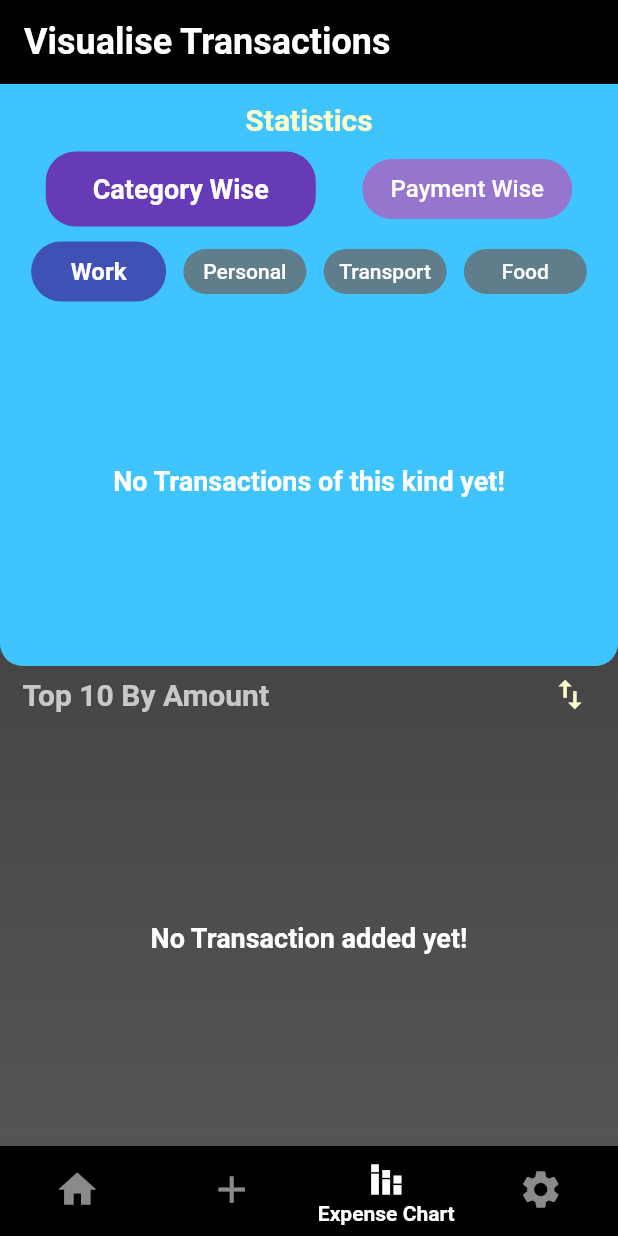
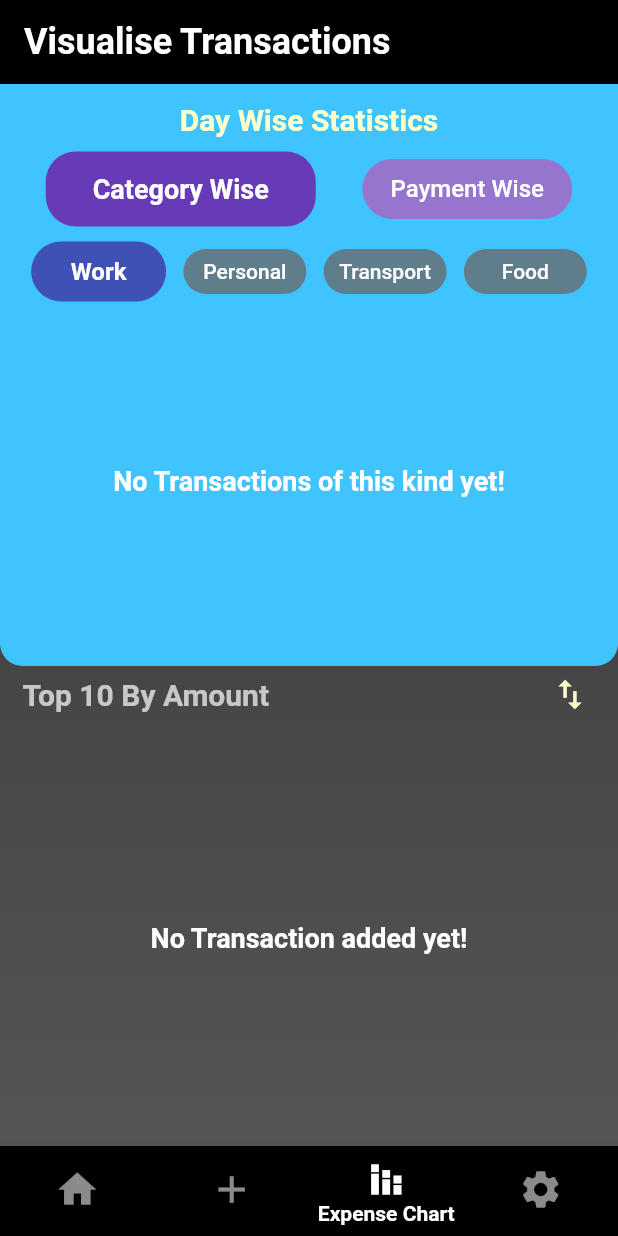
Before and after one commit to rohan2411mitra/Track-Expenses-Project, a Flutter app: the screen it shows once a user with an empty profile is signed in, item 3 of the bottom bar chosen, on a phone screen of 412 x 824 dp. Run offline on Flutter 3.47's test engine with Material 2 defaults, Android fonts, the phone set to English and light mode, and no system bars; our stand-ins replace cloud_firestore, email_validator, firebase_auth, firebase_core, firebase_storage, image_picker and 1 more; accounts and stored records are empty.

Commit message:
Fixed Charts

```diff
--- a/lib/reusable_widgets/chart.dart
+++ b/lib/reusable_widgets/chart.dart
@@ -26,6 +26,7 @@ class _ChartState extends State<Chart> {
     return StreamBuilder(
         stream: expensesRef
             .where(widget.method, isEqualTo: widget.sortBy)
+            .orderBy("Date", descending: false)
             .snapshots(),
         builder: (context, snapshot) {
           if (snapshot.hasError) {
@@ -56,39 +57,38 @@ class _ChartState extends State<Chart> {
               for (var doc in transactions.docs) {
                 if (doc['Payment_Type'] == "Income") {
                   income.add(ExpensesData(
-                      DateFormat('dd/MM/yy')
-                          .format(doc['Date'].toDate().toLocal()),
-                      doc['Amount']));
+                      doc['Date'].toDate().toLocal(), doc['Amount']));
                 } else {
                   expenses.add(ExpensesData(
-                      DateFormat('dd/MM/yy')
-                          .format(doc['Date'].toDate().toLocal()),
-                      doc['Amount']));
+                      doc['Date'].toDate().toLocal(), doc['Amount']));
                 }
               }
-              expenses.sort((a, b) => a.date.compareTo(b.date));
-              income.sort((a, b) => a.date.compareTo(b.date));
 
               return Padding(
-                padding: const EdgeInsets.symmetric(horizontal: 15),
+                padding: const EdgeInsets.symmetric(horizontal: 8),
                 child: SizedBox(
                   width: double.infinity,
                   height: 220,
                   child: SfCartesianChart(
-                    margin: const EdgeInsets.fromLTRB(2, 6, 2, 0),
-                    backgroundColor: Colors.white,
-                    primaryXAxis: CategoryAxis(
-                        title: AxisTitle(
-                            text: "Date",
-                            textStyle: const TextStyle(
-                                fontSize: 10, fontWeight: FontWeight.bold))),
+                    margin: const EdgeInsets.symmetric(horizontal: 2),
+                    backgroundColor: Colors.white70,
+                    borderColor: Colors.black,
+                    borderWidth: 1.4,
+                    primaryXAxis: DateTimeAxis(
+                        rangePadding: ChartRangePadding.round,
+                        majorGridLines:
+                            const MajorGridLines(color: Colors.blueGrey),
+                        maximumLabels: 2,
+                        dateFormat: DateFormat('dd, MMM, yy'),
+                        desiredIntervals: 5,
+                        edgeLabelPlacement: EdgeLabelPlacement.shift),
                     primaryYAxis: NumericAxis(
-                        title: AxisTitle(
-                            text: "Amount ( In \u{20B9} )",
-                            textStyle: const TextStyle(
-                                fontSize: 10, fontWeight: FontWeight.bold))),
-                    series: <LineSeries<ExpensesData, String>>[
-                      LineSeries<ExpensesData, String>(
+                        rangePadding: ChartRangePadding.auto,
+                        majorGridLines:
+                            const MajorGridLines(color: Colors.blueGrey),
+                        labelFormat: '\u{20B9} {value}'),
+                    series: <LineSeries<ExpensesData, DateTime>>[
+                      LineSeries<ExpensesData, DateTime>(
                         name: 'Income',
                         color: Colors.green,
                         width: 3,
@@ -101,7 +101,7 @@ class _ChartState extends State<Chart> {
                                 .greenAccent // set this to 'true' to hide the marker
                             ),
                       ),
-                      LineSeries<ExpensesData, String>(
+                      LineSeries<ExpensesData, DateTime>(
                         name: 'Expenses',
                         color: Colors.red,
                         width: 3,
@@ -134,6 +134,6 @@ class _ChartState extends State<Chart> {
 
 class ExpensesData {
   ExpensesData(this.date, this.amount);
-  String date;
+  DateTime date;
   double amount;
 }
--- a/lib/screens/Pages/showtransactions.dart
+++ b/lib/screens/Pages/showtransactions.dart
@@ -53,7 +53,7 @@ class _ShowExpensesState extends State<ShowExpenses> {
                     height: 12,
                   ),
                   const Text(
-                    'Statistics',
+                    'Day Wise Statistics',
                     style: TextStyle(
                         color: Color(0xFFFFFFCC),
                         fontSize: 20,
@@ -125,7 +125,9 @@ class _ShowExpensesState extends State<ShowExpenses> {
                       mainAxisAlignment: MainAxisAlignment.spaceBetween,
                       children: [
                         Text(
-                          (_descending) ? 'Top 10 By Amount' : "Bottom 10 By Amount",
+                          (_descending)
+                              ? 'Top 10 By Amount'
+                              : "Bottom 10 By Amount",
                           style: const TextStyle(
                               fontWeight: FontWeight.w600,
                               fontSize: 20,
--- a/lib/screens/home_screen.dart
+++ b/lib/screens/home_screen.dart
@@ -39,7 +39,7 @@ class _HomeScreenState extends State<HomeScreen> {
           elevation: 0,
           title: Text(
             pages[_selectedIndex],
-            style: TextStyle(fontSize: 24, fontWeight: FontWeight.bold),
+            style: const TextStyle(fontSize: 24, fontWeight: FontWeight.bold),
           ),
         ),
         bottomNavigationBar: BottomNavigationBar(
--- a/lib/screens/signin_screen.dart
+++ b/lib/screens/signin_screen.dart
@@ -77,7 +77,8 @@ class _SignInScreenState extends State<SignInScreen> {
                               email: _emailTextController.text.trim(),
                               password: _passwordTextController.text.trim())
                           .then((value) {
-                        snackBar(context, "User Logged In Successfully!", "green");
+                        snackBar(
+                            context, "User Logged In Successfully!", "green");
                         Navigator.push(
                             context,
                             MaterialPageRoute(
@@ -86,7 +87,8 @@ class _SignInScreenState extends State<SignInScreen> {
                         String errorMessage = error.toString().split(']').last;
                         snackBar(context, errorMessage, "red");
                         print("Error ${error.toString()}");
-                        Navigator.of(context).popUntil((route) => route.isFirst);
+                        Navigator.of(context)
+                            .popUntil((route) => route.isFirst);
                       });
                     }),
                     GestureDetector(
--- a/lib/screens/signup_screen.dart
+++ b/lib/screens/signup_screen.dart
@@ -98,7 +98,8 @@ class _SignUpScreenState extends State<SignUpScreen> {
                             'joiningDate': DateTime.now(),
                           };
                           userPayRef.set(data).then((value) {
-                            snackBar(context, "User Created Successfully", "green");
+                            snackBar(
+                                context, "User Created Successfully", "green");
                             print("Created New Account");
                             Navigator.push(
                                 context,
@@ -114,7 +115,8 @@ class _SignUpScreenState extends State<SignUpScreen> {
                         String errorMessage = error.toString().split(']').last;
                         snackBar(context, errorMessage, "red");
                         print("Error ${error.toString()}");
-                        Navigator.of(context).popUntil((route) => route.isFirst);
+                        Navigator.of(context)
+                            .popUntil((route) => route.isFirst);
                       });
                     })
                   ],
```
Also changed, not shown: lib/reusable_widgets/reuse.dart (+5 -6 lines), lib/screens/Pages/addtransactions.dart (+43 -13 lines), lib/screens/Pages/settingspage.dart (+31 -33 lines), lib/screens/forgot_password.dart (+5 -3 lines), lib/utils/add_profile_image.dart (+4 -5 lines).
